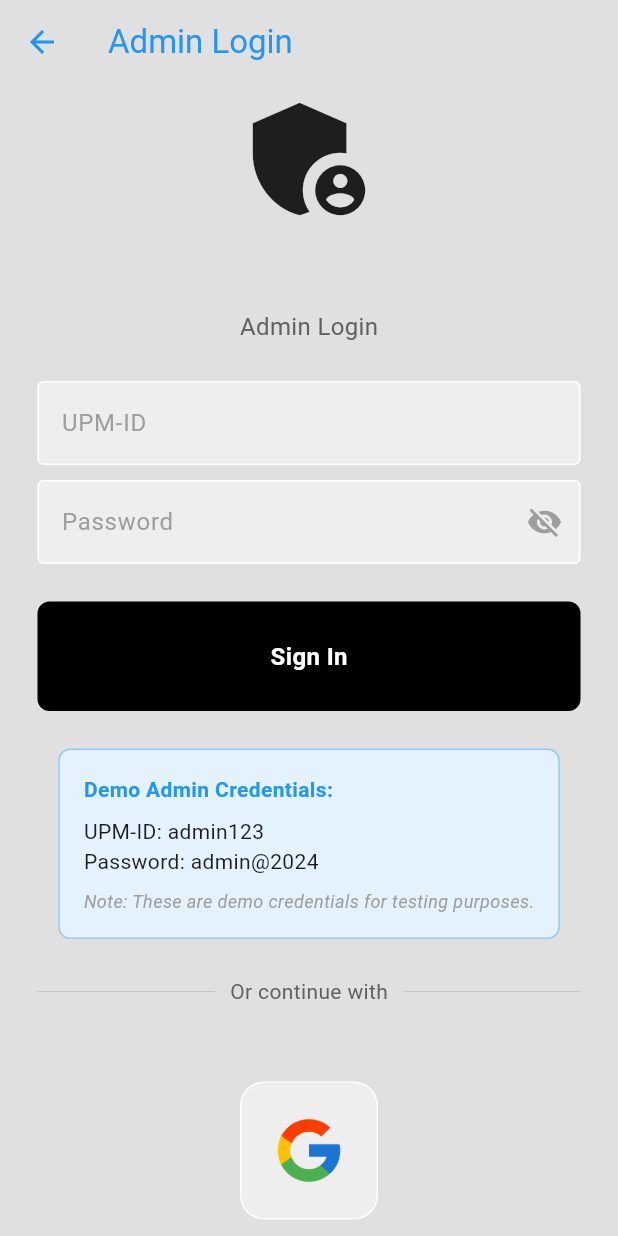
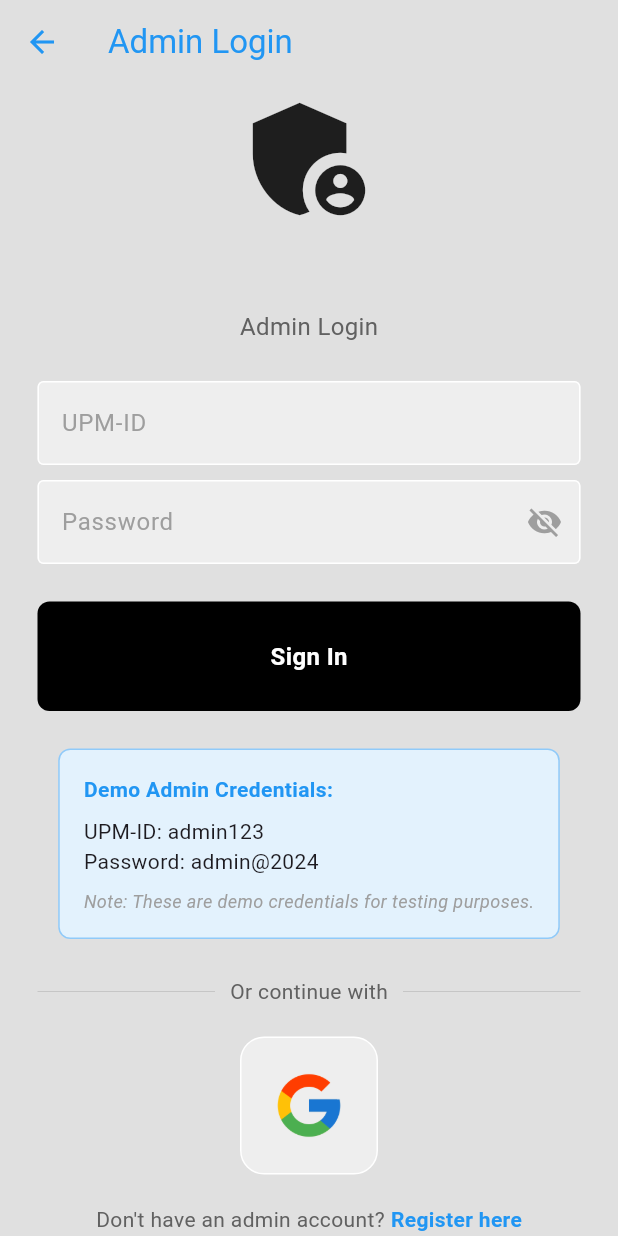
Before and after one commit to kyle-bdvl/FlutterProject, a Flutter app: the screen it shows after launch, after a tap on the "admin panel settings" icon, on a phone screen of 412 x 824 dp. Run offline on Flutter 3.47's test engine with Material 3 defaults, Android fonts, the phone set to English and light mode, and no system bars; our stand-ins replace csv, file_picker, open_file, pdf, permission_handler, printing and 1 more.

Commit message:
Refactor login, register, and admin login page
- Reduced the vertical space between the Google button and the surrounding texts on the login, register, and admin login pages for a neater look.
- Added a bottom margin to the "Don't have an account?" row on the main login page for consistent spacing with other pages.

```diff
--- a/flutter_application_1/lib/pages/AdminLoginPage.dart
+++ b/flutter_application_1/lib/pages/AdminLoginPage.dart
@@ -164,14 +164,14 @@ class _AdminLoginPageState extends State<AdminLoginPage> {
                     ],
                   ),
                 ),
-                const SizedBox(height: 50),
+                const SizedBox(height: 20),
                 Row(
                   mainAxisAlignment: MainAxisAlignment.center,
                   children: const [
                     SquareTile(imagePath: 'lib/images/google.png'),
                   ],
                 ),
-                const SizedBox(height: 50),
+                const SizedBox(height: 20),
                 Row(
                   mainAxisAlignment: MainAxisAlignment.center,
                   children: [
--- a/flutter_application_1/lib/pages/RegisterPage.dart
+++ b/flutter_application_1/lib/pages/RegisterPage.dart
@@ -187,7 +187,7 @@ class _RegisterPageState extends State<RegisterPage> {
                     ],
                   ),
                 ),
-                const SizedBox(height: 50),
+                const SizedBox(height: 20),
                 // google sign up button
                 Row(
                   mainAxisAlignment: MainAxisAlignment.center,
@@ -195,7 +195,7 @@ class _RegisterPageState extends State<RegisterPage> {
                     SquareTile(imagePath: 'lib/images/google.png'),
                   ],
                 ),
-                const SizedBox(height: 50),
+                const SizedBox(height: 20),
                 Row(
                   mainAxisAlignment: MainAxisAlignment.center,
                   children: [
--- a/flutter_application_1/lib/pages/login_page.dart
+++ b/flutter_application_1/lib/pages/login_page.dart
@@ -105,8 +105,9 @@ class _LoginPageState extends State<LoginPage> {
       ),
       body: SafeArea(
         child: Center(
-          child: Column(
-            mainAxisAlignment: MainAxisAlignment.center,
+          child: ListView(
+            shrinkWrap: true,
+            padding: const EdgeInsets.symmetric(horizontal: 0, vertical: 0),
             children: [
               const SizedBox(height: 50),
 
@@ -118,6 +119,7 @@ class _LoginPageState extends State<LoginPage> {
               // welcome back, you've been missed!
               Text(
                 'Welcome back!',
+                textAlign: TextAlign.center,
                 style: TextStyle(color: Colors.grey[700], fontSize: 16),
               ),
 
@@ -167,7 +169,7 @@ class _LoginPageState extends State<LoginPage> {
 
               // sign in button
               isLoading
-                  ? const CircularProgressIndicator()
+                  ? const Center(child: CircularProgressIndicator())
                   : MyButton(onTap: () => signUserIn(context), text: "Sign In"),
 
               const SizedBox(height: 25),
@@ -210,7 +212,7 @@ class _LoginPageState extends State<LoginPage> {
                 ),
               ),
 
-              const SizedBox(height: 25),
+              const SizedBox(height: 20),
 
               // or continue with
               Padding(
@@ -234,7 +236,7 @@ class _LoginPageState extends State<LoginPage> {
                 ),
               ),
 
-              const SizedBox(height: 50),
+              const SizedBox(height: 20),
 
               // google + apple sign in buttons
               Row(
@@ -245,7 +247,7 @@ class _LoginPageState extends State<LoginPage> {
                 ],
               ),
 
-              const SizedBox(height: 50),
+              const SizedBox(height: 20),
 
               // not register yet? register now
               Row(
@@ -268,6 +270,7 @@ class _LoginPageState extends State<LoginPage> {
                   ),
                 ],
               ),
+              const SizedBox(height: 20),
             ],
           ),
         ),
```
Also changed, not shown: 1 other file.
